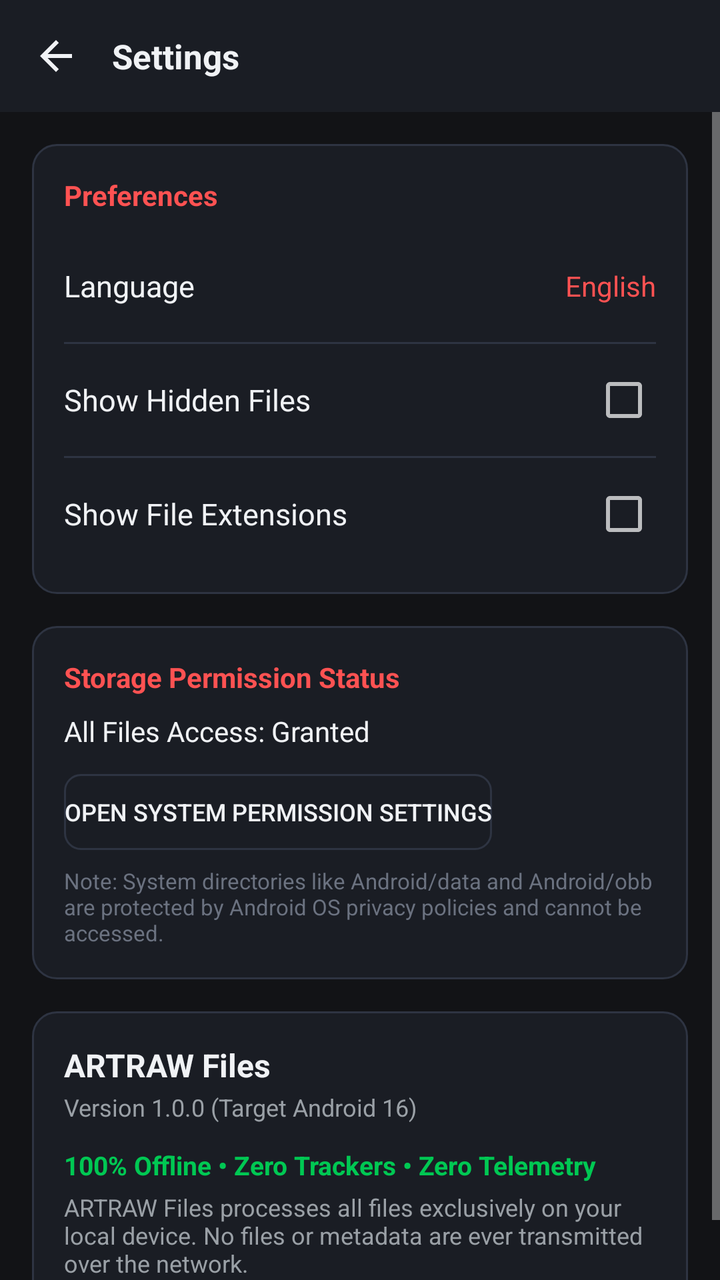
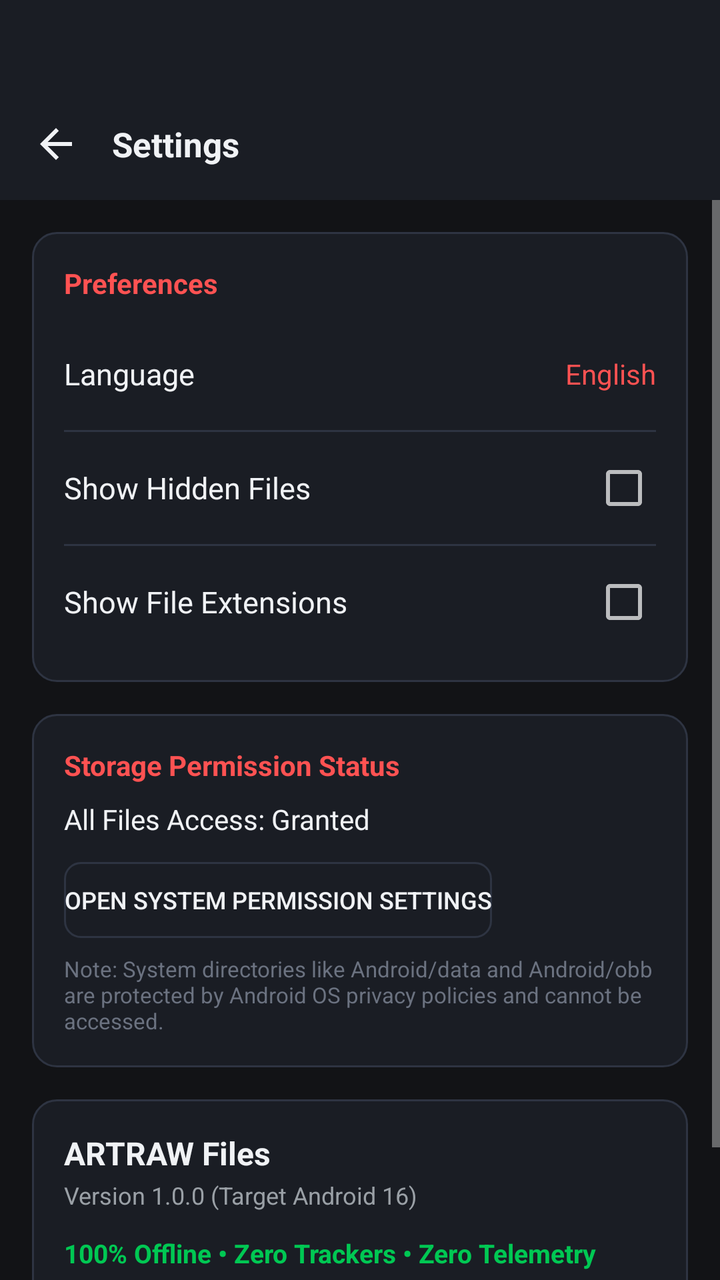

Before-and-after screenshots of an Android layout around one commit, followed by the original layout XML and the change that was made.
<!-- AndroidManifest.xml: application theme Theme.ArtrawFiles -->
<!-- res/layout/activity_settings.xml -->
<?xml version="1.0" encoding="utf-8"?>
<LinearLayout xmlns:android="http://schemas.android.com/apk/res/android"
    android:layout_width="match_parent"
    android:layout_height="match_parent"
    android:orientation="vertical"
    android:background="@color/bg_dark">

    
    <RelativeLayout
        android:id="@+id/headerSettings"
        android:layout_width="match_parent"
        android:layout_height="wrap_content"
        android:minHeight="56dp"
        android:background="@color/surface_dark"
        android:paddingStart="8dp"
        android:paddingEnd="8dp">

        <ImageView
            android:id="@+id/btnSettingsBack"
            android:layout_width="40dp"
            android:layout_height="40dp"
            android:layout_alignParentStart="true"
            android:layout_centerVertical="true"
            android:padding="8dp"
            android:background="?android:attr/selectableItemBackgroundBorderless"
            android:src="@drawable/ic_arrow_back"
            android:contentDescription="Back" />

        <TextView
            android:layout_width="wrap_content"
            android:layout_height="wrap_content"
            android:layout_toEndOf="@id/btnSettingsBack"
            android:layout_centerVertical="true"
            android:layout_marginStart="8dp"
            android:text="@string/nav_settings"
            android:textColor="@color/text_primary_dark"
            android:textSize="17sp"
            android:textStyle="bold" />
    </RelativeLayout>

    <ScrollView
        android:id="@+id/scrollSettingsContent"
        android:layout_width="match_parent"
        android:layout_height="match_parent"
        android:clipToPadding="false">

        <LinearLayout
            android:layout_width="match_parent"
            android:layout_height="wrap_content"
            android:orientation="vertical"
            android:padding="16dp">

            
            <LinearLayout
                android:layout_width="match_parent"
                android:layout_height="wrap_content"
                android:orientation="vertical"
                android:background="@drawable/bg_card"
                android:padding="16dp"
                android:layout_marginBottom="16dp">

                <TextView
                    android:layout_width="wrap_content"
                    android:layout_height="wrap_content"
                    android:text="Preferences"
                    android:textColor="@color/artraw_crimson_accent"
                    android:textSize="14sp"
                    android:textStyle="bold"
                    android:layout_marginBottom="12dp" />

                
                <RelativeLayout
                    android:id="@+id/rowLanguage"
                    android:layout_width="match_parent"
                    android:layout_height="48dp"
                    android:clickable="true"
                    android:focusable="true">

                    <TextView
                        android:layout_width="wrap_content"
                        android:layout_height="wrap_content"
                        android:layout_alignParentStart="true"
                        android:layout_centerVertical="true"
                        android:text="@string/pref_language"
                        android:textColor="@color/text_primary_dark"
                        android:textSize="15sp" />

                    <TextView
                        android:id="@+id/tvCurrentLanguage"
                        android:layout_width="wrap_content"
                        android:layout_height="wrap_content"
                        android:layout_alignParentEnd="true"
                        android:layout_centerVertical="true"
                        android:text="English"
                        android:textColor="@color/artraw_crimson_accent"
                        android:textSize="14sp" />
                </RelativeLayout>

                <View
                    android:layout_width="match_parent"
                    android:layout_height="1dp"
                    android:background="@color/border_dark"
                    android:layout_marginTop="4dp"
                    android:layout_marginBottom="4dp" />

                
                <RelativeLayout
                    android:layout_width="match_parent"
                    android:layout_height="48dp">

                    <TextView
                        android:layout_width="wrap_content"
                        android:layout_height="wrap_content"
                        android:layout_alignParentStart="true"
                        android:layout_centerVertical="true"
                        android:text="@string/pref_show_hidden"
                        android:textColor="@color/text_primary_dark"
                        android:textSize="15sp" />

                    <CheckBox
                        android:id="@+id/cbShowHidden"
                        android:layout_width="wrap_content"
                        android:layout_height="wrap_content"
                        android:layout_alignParentEnd="true"
                        android:layout_centerVertical="true" />
                </RelativeLayout>

                <View
                    android:layout_width="match_parent"
                    android:layout_height="1dp"
                    android:background="@color/border_dark"
                    android:layout_marginTop="4dp"
                    android:layout_marginBottom="4dp" />

                
                <RelativeLayout
                    android:layout_width="match_parent"
                    android:layout_height="48dp">

                    <TextView
                        android:layout_width="wrap_content"
                        android:layout_height="wrap_content"
                        android:layout_alignParentStart="true"
                        android:layout_centerVertical="true"
                        android:text="@string/pref_show_extensions"
                        android:textColor="@color/text_primary_dark"
                        android:textSize="15sp" />

                    <CheckBox
                        android:id="@+id/cbShowExtensions"
                        android:layout_width="wrap_content"
                        android:layout_height="wrap_content"
                        android:layout_alignParentEnd="true"
                        android:layout_centerVertical="true" />
                </RelativeLayout>
            </LinearLayout>

            
            <LinearLayout
                android:layout_width="match_parent"
                android:layout_height="wrap_content"
                android:orientation="vertical"
                android:background="@drawable/bg_card"
                android:padding="16dp"
                android:layout_marginBottom="16dp">

                <TextView
                    android:layout_width="wrap_content"
                    android:layout_height="wrap_content"
                    android:text="Storage Permission Status"
                    android:textColor="@color/artraw_crimson_accent"
                    android:textSize="14sp"
                    android:textStyle="bold" />

                <TextView
                    android:id="@+id/tvPermissionStatus"
                    android:layout_width="match_parent"
                    android:layout_height="wrap_content"
                    android:layout_marginTop="8dp"
                    android:text="All Files Access: Granted"
                    android:textColor="@color/text_primary_dark"
                    android:textSize="14sp" />

                <Button
                    android:id="@+id/btnManagePermission"
                    android:layout_width="wrap_content"
                    android:layout_height="38dp"
                    android:layout_marginTop="12dp"
                    android:background="@drawable/bg_button_outlined"
                    android:text="Open System Permission Settings"
                    android:textColor="@color/text_primary_dark"
                    android:textSize="12sp" />

                <TextView
                    android:layout_width="match_parent"
                    android:layout_height="wrap_content"
                    android:layout_marginTop="8dp"
                    android:text="@string/perm_restricted_notice"
                    android:textColor="@color/text_tertiary_dark"
                    android:textSize="11sp" />
            </LinearLayout>

            
            <LinearLayout
                android:layout_width="match_parent"
                android:layout_height="wrap_content"
                android:orientation="vertical"
                android:background="@drawable/bg_card"
                android:padding="16dp">

                <TextView
                    android:layout_width="wrap_content"
                    android:layout_height="wrap_content"
                    android:text="@string/app_name"
                    android:textColor="@color/text_primary_dark"
                    android:textSize="16sp"
                    android:textStyle="bold" />

                <TextView
                    android:layout_width="wrap_content"
                    android:layout_height="wrap_content"
                    android:layout_marginTop="2dp"
                    android:text="Version 1.0.0 (Target Android 16)"
                    android:textColor="@color/text_secondary_dark"
                    android:textSize="12sp" />

                <TextView
                    android:layout_width="match_parent"
                    android:layout_height="wrap_content"
                    android:layout_marginTop="12dp"
                    android:text="@string/pref_privacy_pledge"
                    android:textColor="@color/status_success"
                    android:textSize="13sp"
                    android:textStyle="bold" />

                <TextView
                    android:layout_width="match_parent"
                    android:layout_height="wrap_content"
                    android:layout_marginTop="4dp"
                    android:text="ARTRAW Files processes all files exclusively on your local device. No files or metadata are ever transmitted over the network."
                    android:textColor="@color/text_secondary_dark"
                    android:textSize="12sp" />
            </LinearLayout>
        </LinearLayout>
    </ScrollView>
</LinearLayout>
<!-- resources referenced by this layout -->
<resources>
  <color name="artraw_crimson_accent">#FF5252</color>
  <color name="bg_dark">#121316</color>
  <color name="border_dark">#2E3442</color>
  <color name="status_success">#00C853</color>
  <color name="surface_dark">#1A1D24</color>
  <color name="text_primary_dark">#F0F2F5</color>
  <color name="text_secondary_dark">#9AA0A6</color>
  <color name="text_tertiary_dark">#6B7280</color>
  <!-- drawable bg_button_outlined (drawable) -->
  <?xml version="1.0" encoding="utf-8"?>
  <shape xmlns:android="http://schemas.android.com/apk/res/android"
      android:shape="rectangle">
      <solid android:color="@android:color/transparent" />
      <corners android:radius="8dp" />
      <stroke
          android:width="1dp"
          android:color="@color/border_dark" />
  </shape>
  <!-- drawable bg_card (drawable) -->
  <?xml version="1.0" encoding="utf-8"?>
  <shape xmlns:android="http://schemas.android.com/apk/res/android"
      android:shape="rectangle">
      <solid android:color="@color/surface_dark" />
      <corners android:radius="12dp" />
      <stroke
          android:width="1dp"
          android:color="@color/border_dark" />
  </shape>
  <!-- drawable ic_arrow_back (drawable) -->
  <vector xmlns:android="http://schemas.android.com/apk/res/android"
      android:width="24dp"
      android:height="24dp"
      android:viewportWidth="24"
      android:viewportHeight="24">
      <path
          android:fillColor="#F0F2F5"
          android:pathData="M20,11H7.83l5.59,-5.59L12,4l-8,8 8,8 1.41,-1.41L7.83,13H20v-2z"/>
  </vector>
  <string name="app_name">ARTRAW Files</string>
  <string name="nav_settings">Settings</string>
  <string name="perm_restricted_notice">Note: System directories like Android/data and Android/obb are protected by Android OS privacy policies and cannot be accessed.</string>
  <string name="pref_language">Language</string>
  <string name="pref_privacy_pledge">100% Offline • Zero Trackers • Zero Telemetry</string>
  <string name="pref_show_extensions">Show File Extensions</string>
  <string name="pref_show_hidden">Show Hidden Files</string>
  <style name="Theme.ArtrawFiles" parent="@android:style/Theme.Material.NoActionBar">
          <item name="android:colorPrimary">@color/artraw_crimson</item>
          <item name="android:colorPrimaryDark">@color/artraw_crimson_dark</item>
          <item name="android:colorAccent">@color/artraw_crimson_accent</item>
          <item name="android:windowBackground">@color/bg_dark</item>
          <item name="android:colorBackground">@color/bg_dark</item>
          <item name="android:windowDrawsSystemBarBackgrounds">true</item>
          <item name="android:statusBarColor">@android:color/transparent</item>
          <item name="android:navigationBarColor">@android:color/transparent</item>
      </style>
  <color name="artraw_crimson">#E53935</color>
  <color name="artraw_crimson_dark">#B71C1C</color>
</resources>

<!-- the commit's change to res/layout/activity_settings.xml (unified diff, before → after) -->
@@ -6,37 +6,48 @@
     android:background="@color/bg_dark">
 
     
-    <RelativeLayout
+    <LinearLayout
         android:id="@+id/headerSettings"
         android:layout_width="match_parent"
         android:layout_height="wrap_content"
-        android:minHeight="56dp"
-        android:background="@color/surface_dark"
-        android:paddingStart="8dp"
-        android:paddingEnd="8dp">
-
-        <ImageView
-            android:id="@+id/btnSettingsBack"
-            android:layout_width="40dp"
-            android:layout_height="40dp"
-            android:layout_alignParentStart="true"
-            android:layout_centerVertical="true"
-            android:padding="8dp"
-            android:background="?android:attr/selectableItemBackgroundBorderless"
-            android:src="@drawable/ic_arrow_back"
-            android:contentDescription="Back" />
-
-        <TextView
-            android:layout_width="wrap_content"
-            android:layout_height="wrap_content"
-            android:layout_toEndOf="@id/btnSettingsBack"
-            android:layout_centerVertical="true"
-            android:layout_marginStart="8dp"
-            android:text="@string/nav_settings"
-            android:textColor="@color/text_primary_dark"
-            android:textSize="17sp"
-            android:textStyle="bold" />
-    </RelativeLayout>
+        android:orientation="vertical"
+        android:background="@color/surface_dark">
+
+        
+        <View
+            android:id="@+id/statusBarSpacerSettings"
+            android:layout_width="match_parent"
+            android:layout_height="44dp" />
+
+        <RelativeLayout
+            android:layout_width="match_parent"
+            android:layout_height="56dp"
+            android:paddingStart="8dp"
+            android:paddingEnd="8dp">
+
+            <ImageView
+                android:id="@+id/btnSettingsBack"
+                android:layout_width="40dp"
+                android:layout_height="40dp"
+                android:layout_alignParentStart="true"
+                android:layout_centerVertical="true"
+                android:padding="8dp"
+                android:background="?android:attr/selectableItemBackgroundBorderless"
+                android:src="@drawable/ic_arrow_back"
+                android:contentDescription="Back" />
+
+            <TextView
+                android:layout_width="wrap_content"
+                android:layout_height="wrap_content"
+                android:layout_toEndOf="@id/btnSettingsBack"
+                android:layout_centerVertical="true"
+                android:layout_marginStart="8dp"
+                android:text="@string/nav_settings"
+                android:textColor="@color/text_primary_dark"
+                android:textSize="17sp"
+                android:textStyle="bold" />
+        </RelativeLayout>
+    </LinearLayout>
 
     <ScrollView
         android:id="@+id/scrollSettingsContent"
